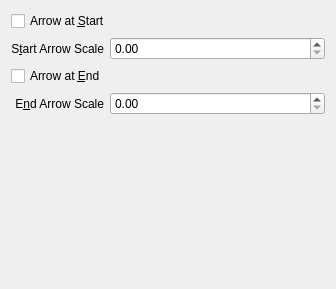
Kst-plot/kst, file src/libkstapp/arrowpropertiestab.ui: the form before one commit.
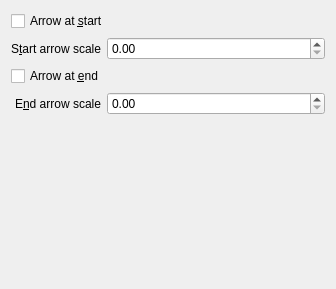
The form after the commit.

What changed in the file:
```diff
--- a/src/libkstapp/arrowpropertiestab.ui
+++ b/src/libkstapp/arrowpropertiestab.ui
@@ -15,11 +15,11 @@
   <property name="windowTitle" >
    <string>Form</string>
   </property>
-  <layout class="QGridLayout" name="gridLayout" >
-   <item row="0" column="0" colspan="2" >
-    <widget class="QCheckBox" name="_startArrow" >
-     <property name="text" >
-      <string>Arrow at &amp;Start</string>
+  <layout class="QGridLayout" name="gridLayout">
+   <item row="0" column="0" colspan="2">
+    <widget class="QCheckBox" name="_startArrow">
+     <property name="text">
+      <string>Arrow at &amp;start</string>
      </property>
     </widget>
    </item>
@@ -31,8 +31,8 @@
        <verstretch>0</verstretch>
       </sizepolicy>
      </property>
-     <property name="text" >
-      <string>S&amp;tart Arrow Scale</string>
+     <property name="text">
+      <string>S&amp;tart arrow scale</string>
      </property>
      <property name="alignment" >
       <set>Qt::AlignRight|Qt::AlignTrailing|Qt::AlignVCenter</set>
@@ -58,10 +58,10 @@
      </property>
     </widget>
    </item>
-   <item row="2" column="0" colspan="2" >
-    <widget class="QCheckBox" name="_endArrow" >
-     <property name="text" >
-      <string>Arrow at &amp;End</string>
+   <item row="2" column="0" colspan="2">
+    <widget class="QCheckBox" name="_endArrow">
+     <property name="text">
+      <string>Arrow at &amp;end</string>
      </property>
     </widget>
    </item>
@@ -73,8 +73,8 @@
        <verstretch>0</verstretch>
       </sizepolicy>
      </property>
-     <property name="text" >
-      <string>E&amp;nd Arrow Scale</string>
+     <property name="text">
+      <string>E&amp;nd arrow scale</string>
      </property>
      <property name="alignment" >
       <set>Qt::AlignRight|Qt::AlignTrailing|Qt::AlignVCenter</set>
```
Left out of the diff: 61 changed lines with no effect on the pictures.
